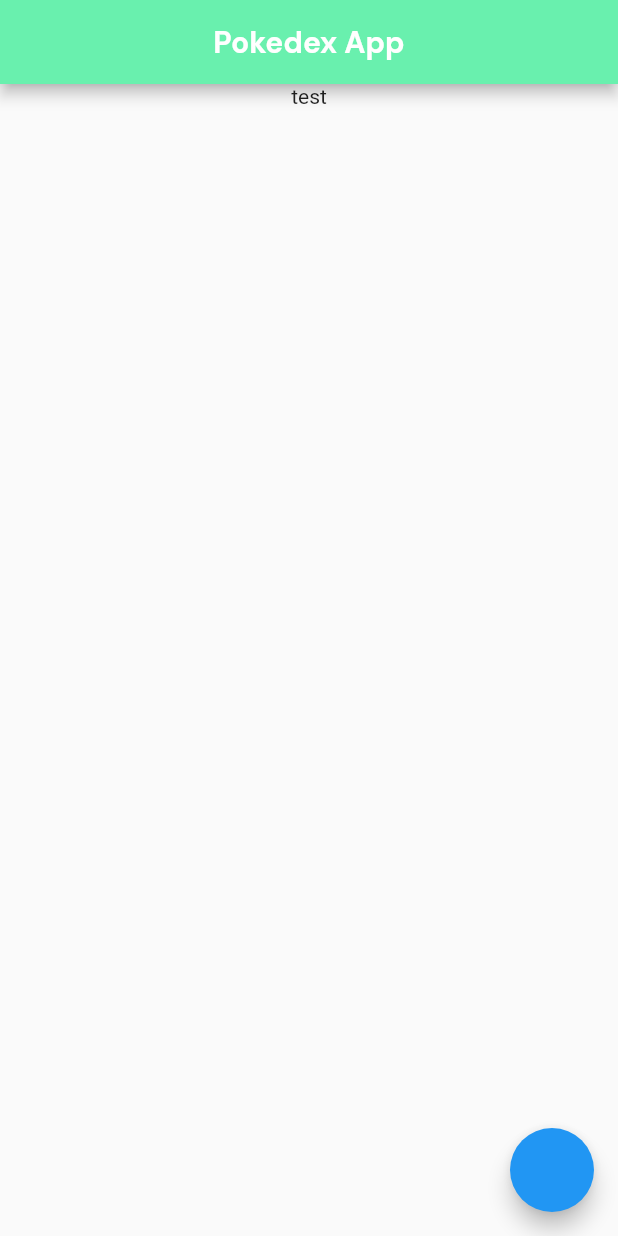
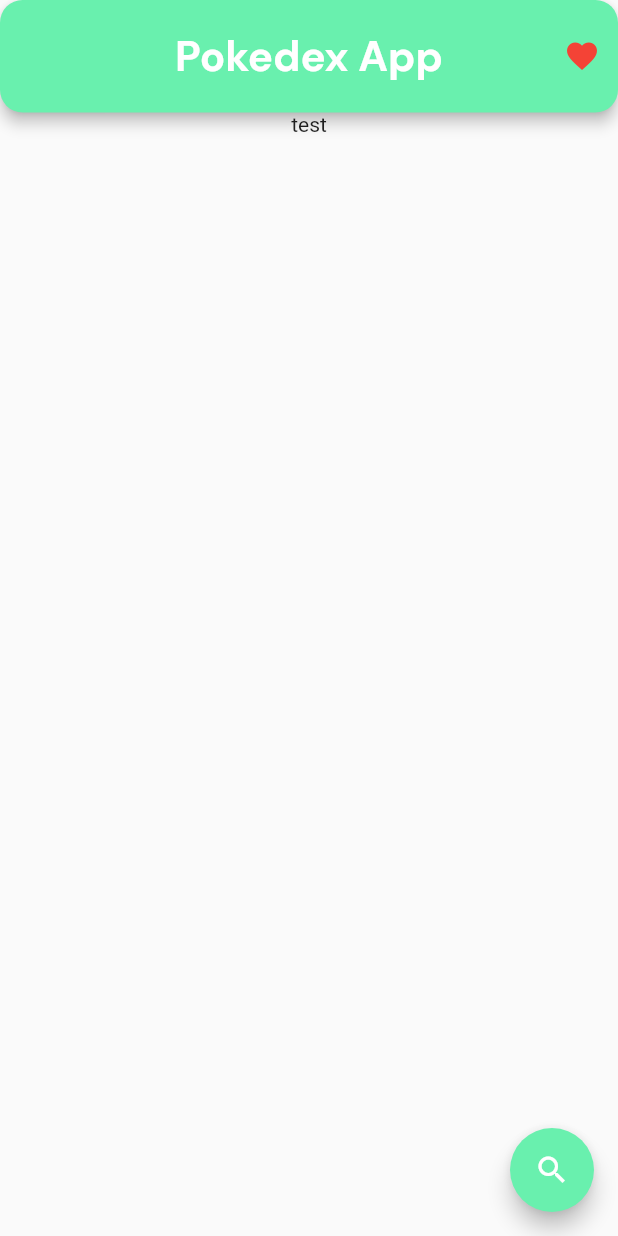
Before and after one commit to ahmadrafidev/pokedex-flutter, a Flutter app: the screen it shows after launch, on a phone screen of 412 x 824 dp. Run offline on Flutter 3.47's test engine with Material 2 defaults, Android fonts, the phone set to English and light mode, and no system bars; our stand-ins replace google_fonts.

Commit message:
feat: add actions in appbar for favorite page and add floating action button for search

```diff
--- a/lib/modules/screens/HomeScreen.dart
+++ b/lib/modules/screens/HomeScreen.dart
@@ -13,15 +13,28 @@ class _HomeScreenState extends State<HomeScreen> {
   Widget build(BuildContext context) {
     return Scaffold(
       appBar: AppBar(
+        toolbarHeight: 75,
+        shape: RoundedRectangleBorder(
+          borderRadius: BorderRadius.circular(15.0)
+        ),
         title: Text(
             'Pokedex App',
           style: GoogleFonts.dmSans(
-            fontSize: 20,
+            fontSize: 28,
             fontWeight: FontWeight.bold
           ),
         ),
         centerTitle: true,
         backgroundColor: Colors.greenAccent,
+        actions: <Widget>[
+          IconButton(
+            icon: Icon(
+              Icons.favorite,
+              color: Colors.red,
+            ),
+            onPressed: () {},
+          )
+        ],
       ),
       body: Center(
         child: Column(
@@ -31,7 +44,11 @@ class _HomeScreenState extends State<HomeScreen> {
         ),
       ),
       floatingActionButton: FloatingActionButton(
+        backgroundColor: Colors.greenAccent,
         onPressed: (){},
+        child: Icon(
+          Icons.search_outlined,
+        ),
       ),
     );
   }
```
